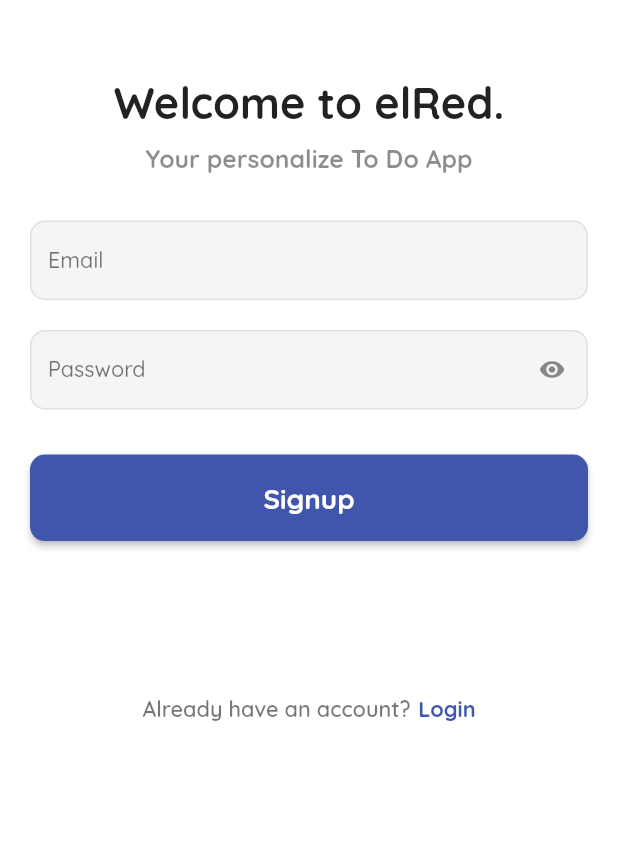
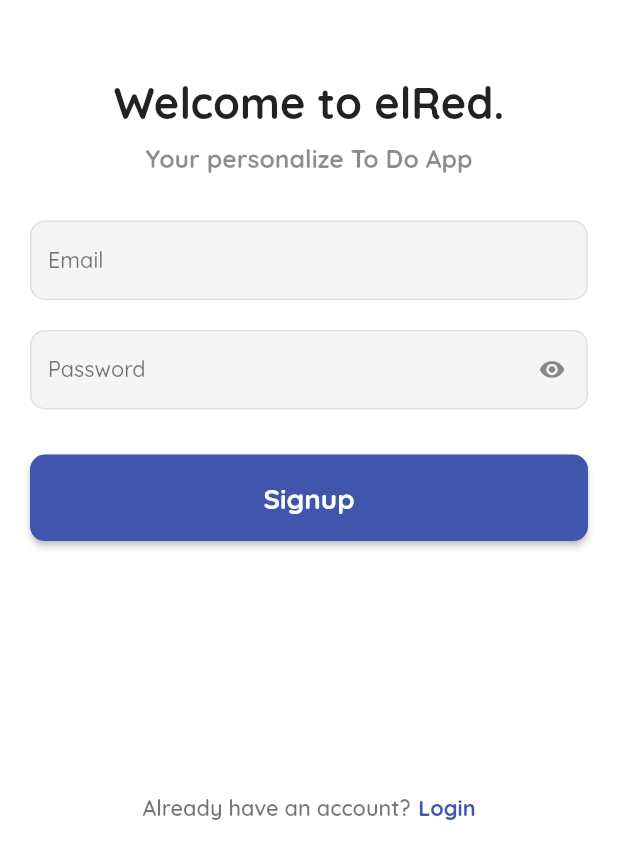
Before and after one commit to s0urav-hald3r/elred_todo_app, a Flutter app: the screen it shows after launch, after a tap on "Login", after a tap on "Signup", on a phone screen of 412 x 824 dp, the part 384-1236 px from its top. Run offline on Flutter 3.47's test engine with Material 2 defaults, Android fonts, the phone set to English and light mode, and no system bars; our stand-ins replace cloud_firestore, firebase_auth, firebase_core, gap, get, google_fonts and 1 more; missing offline and left inert: bottom_picker; accounts and stored records are empty.

Commit message:
login bugs fixed

```diff
--- a/lib/main.dart
+++ b/lib/main.dart
@@ -3,12 +3,18 @@ import 'package:elred_todo_app/controllers/todo_controller.dart';
 import 'package:elred_todo_app/views/splash_page.dart';
 import 'package:firebase_core/firebase_core.dart';
 import 'package:flutter/material.dart';
+import 'package:flutter/services.dart';
 import 'package:get/route_manager.dart';
 import 'package:provider/provider.dart';
 
 Future<void> main() async {
   WidgetsFlutterBinding.ensureInitialized();
   await Firebase.initializeApp();
+  SystemChrome.setSystemUIOverlayStyle(const SystemUiOverlayStyle(
+      statusBarColor: Colors.transparent,
+      statusBarIconBrightness: Brightness.dark,
+      systemNavigationBarColor: Colors.transparent,
+      systemNavigationBarIconBrightness: Brightness.dark));
   runApp(const MyApp());
 }
 
--- a/lib/views/divertion_page.dart
+++ b/lib/views/divertion_page.dart
@@ -17,11 +17,15 @@ class DivertionPage extends StatelessWidget {
               return const Center(
                   child: CircularProgressIndicator(
                       color: AppConstants.primaryColor));
-            } else if (snapshot.hasData) {
-              return const HomePage();
-            } else {
+            }
+            if (snapshot.connectionState == ConnectionState.done ||
+                snapshot.connectionState == ConnectionState.active) {
+              if (snapshot.hasData) {
+                return const HomePage();
+              }
               return const LoginPage();
             }
+            return const LoginPage();
           })),
     );
   }
--- a/lib/views/login_page.dart
+++ b/lib/views/login_page.dart
@@ -3,7 +3,6 @@ import 'package:elred_todo_app/config/size_configs.dart';
 import 'package:elred_todo_app/views/register_page.dart';
 import 'package:firebase_auth/firebase_auth.dart';
 import 'package:flutter/material.dart';
-import 'package:flutter/services.dart';
 import 'package:gap/gap.dart';
 import 'package:get/get.dart';
 import 'package:google_fonts/google_fonts.dart';
@@ -64,14 +63,8 @@ class _LoginPageState extends State<LoginPage> {
     return SafeArea(
         top: false,
         bottom: false,
-        child: AnnotatedRegion<SystemUiOverlayStyle>(
-          value: const SystemUiOverlayStyle(
-            statusBarColor: Colors.transparent,
-            statusBarIconBrightness: Brightness.dark,
-            systemNavigationBarColor: Colors.transparent,
-            systemNavigationBarIconBrightness: Brightness.dark,
-          ),
         child: Scaffold(
+          resizeToAvoidBottomInset: false,
           body: Container(
             height: SizeConfig.screenHeight,
             width: SizeConfig.screenWidth,
@@ -79,7 +72,6 @@ class _LoginPageState extends State<LoginPage> {
             color: Colors.white,
             child: Form(
               key: _formKey,
-                child: SingleChildScrollView(
               child: Column(
                 children: [
                   Padding(
@@ -109,8 +101,7 @@ class _LoginPageState extends State<LoginPage> {
                     validator: 'email',
                   ),
                   const Gap(20),
-                      Consumer<AuthController>(
-                          builder: (context, value, child) {
+                  Consumer<AuthController>(builder: (context, value, child) {
                     return CustomTextField(
                       controller: passwordController,
                       label: 'Password',
@@ -131,8 +122,7 @@ class _LoginPageState extends State<LoginPage> {
                     ),
                     onPressed: () {
                       if (_formKey.currentState!.validate()) {
-                            logingUsingEmailPassword(
-                                emailController.text.trim(),
+                        logingUsingEmailPassword(emailController.text.trim(),
                             passwordController.text.trim());
                       }
                     },
@@ -145,10 +135,38 @@ class _LoginPageState extends State<LoginPage> {
                       ),
                     ),
                   ),
-                      Padding(
-                        padding: EdgeInsets.only(
-                            top: SizeConfig.screenHeight! * 0.125),
-                        child: Row(
+                  // const Gap(20),
+                  // MaterialButton(
+                  //   color: AppConstants.primaryColor,
+                  //   minWidth: SizeConfig.screenWidth,
+                  //   height: SizeConfig.screenHeight! * 0.07,
+                  //   shape: RoundedRectangleBorder(
+                  //     borderRadius: BorderRadius.circular(10),
+                  //   ),
+                  //   onPressed: () {
+                  //     if (_formKey.currentState!.validate()) {
+                  //       logingUsingEmailPassword(emailController.text.trim(),
+                  //           passwordController.text.trim());
+                  //     }
+                  //   },
+                  //   child: Row(
+                  //     mainAxisAlignment: MainAxisAlignment.center,
+                  //     children: [
+                  //       Image.asset('assets/images/google_logo.png'),
+                  //       const Gap(20),
+                  //       Text(
+                  //         'Sign in with Google',
+                  //         textAlign: TextAlign.center,
+                  //         style: GoogleFonts.roboto(
+                  //             color: Colors.white,
+                  //             fontSize: SizeConfig.screenWidth! * 0.045,
+                  //             fontWeight: FontWeight.w500),
+                  //       ),
+                  //     ],
+                  //   ),
+                  // ),
+                  const Spacer(),
+                  Row(
                     mainAxisAlignment: MainAxisAlignment.center,
                     children: [
                       Text(
@@ -164,8 +182,7 @@ class _LoginPageState extends State<LoginPage> {
                           Navigator.pushAndRemoveUntil(
                               context,
                               MaterialPageRoute(
-                                        builder: (context) =>
-                                            const RegisterPage()),
+                                  builder: (context) => const RegisterPage()),
                               (route) => false);
                         },
                         child: Text(
@@ -178,10 +195,8 @@ class _LoginPageState extends State<LoginPage> {
                       ),
                     ],
                   ),
-                      )
+                  const Gap(20),
                 ],
-                  ),
-                ),
               ),
             ),
           ),
--- a/lib/views/register_page.dart
+++ b/lib/views/register_page.dart
@@ -4,7 +4,6 @@ import 'package:elred_todo_app/controllers/auth_controller.dart';
 import 'package:elred_todo_app/views/login_page.dart';
 import 'package:firebase_auth/firebase_auth.dart';
 import 'package:flutter/material.dart';
-import 'package:flutter/services.dart';
 import 'package:gap/gap.dart';
 import 'package:get/get.dart';
 import 'package:google_fonts/google_fonts.dart';
@@ -68,14 +67,8 @@ class _RegisterPageState extends State<RegisterPage> {
     return SafeArea(
         top: false,
         bottom: false,
-        child: AnnotatedRegion<SystemUiOverlayStyle>(
-          value: const SystemUiOverlayStyle(
-            statusBarColor: Colors.transparent,
-            statusBarIconBrightness: Brightness.dark,
-            systemNavigationBarColor: Colors.transparent,
-            systemNavigationBarIconBrightness: Brightness.dark,
-          ),
         child: Scaffold(
+          resizeToAvoidBottomInset: false,
           body: Container(
             height: SizeConfig.screenHeight,
             width: SizeConfig.screenWidth,
@@ -86,7 +79,6 @@ class _RegisterPageState extends State<RegisterPage> {
             color: Colors.white,
             child: Form(
               key: _formKey,
-                child: SingleChildScrollView(
               child: Column(
                 children: [
                   Padding(
@@ -116,8 +108,7 @@ class _RegisterPageState extends State<RegisterPage> {
                     validator: 'email',
                   ),
                   const Gap(20),
-                      Consumer<AuthController>(
-                          builder: (context, value, child) {
+                  Consumer<AuthController>(builder: (context, value, child) {
                     return CustomTextField(
                       controller: passwordController,
                       label: 'Password',
@@ -138,8 +129,7 @@ class _RegisterPageState extends State<RegisterPage> {
                     ),
                     onPressed: () {
                       if (_formKey.currentState!.validate()) {
-                            signupUsingEmailPassword(
-                                emailController.text.trim(),
+                        signupUsingEmailPassword(emailController.text.trim(),
                             passwordController.text.trim());
                       }
                     },
@@ -152,10 +142,8 @@ class _RegisterPageState extends State<RegisterPage> {
                       ),
                     ),
                   ),
-                      Padding(
-                        padding: EdgeInsets.only(
-                            top: SizeConfig.screenHeight! * 0.125),
-                        child: Row(
+                  const Spacer(),
+                  Row(
                     mainAxisAlignment: MainAxisAlignment.center,
                     children: [
                       Text(
@@ -171,8 +159,7 @@ class _RegisterPageState extends State<RegisterPage> {
                           Navigator.pushAndRemoveUntil(
                               context,
                               MaterialPageRoute(
-                                        builder: (context) =>
-                                            const LoginPage()),
+                                  builder: (context) => const LoginPage()),
                               (route) => false);
                         },
                         child: Text(
@@ -185,10 +172,8 @@ class _RegisterPageState extends State<RegisterPage> {
                       ),
                     ],
                   ),
-                      )
+                  const Gap(20)
                 ],
-                  ),
-                ),
               ),
             ),
           ),
```
Also changed, not shown: assets/images/google_logo.png (added), 1 other file. Lines whose indentation alone changed are shown as unchanged.
